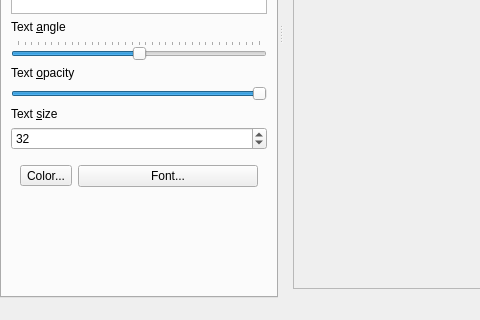
hydrargyrum/kelpmark, file mainwindow.ui: the form before one commit; both pictures show x 0 to 480 and y 280 to 600 of the 800 by 600 pixel window.
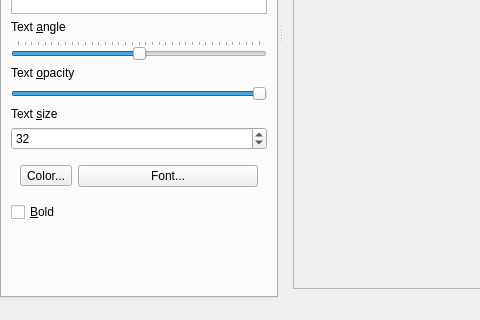
The form after the commit.

Commit message: add checkbox for making text bold

Diff of the .ui file:
```diff
--- a/mainwindow.ui
+++ b/mainwindow.ui
@@ -183,6 +183,13 @@
            </layout>
           </widget>
          </item>
+         <item>
+          <widget class="QCheckBox" name="boldBox">
+           <property name="text">
+            <string>&amp;Bold</string>
+           </property>
+          </widget>
+         </item>
          <item>
           <spacer name="verticalSpacer">
            <property name="orientation">
```
The commit also changes 1 other file.
